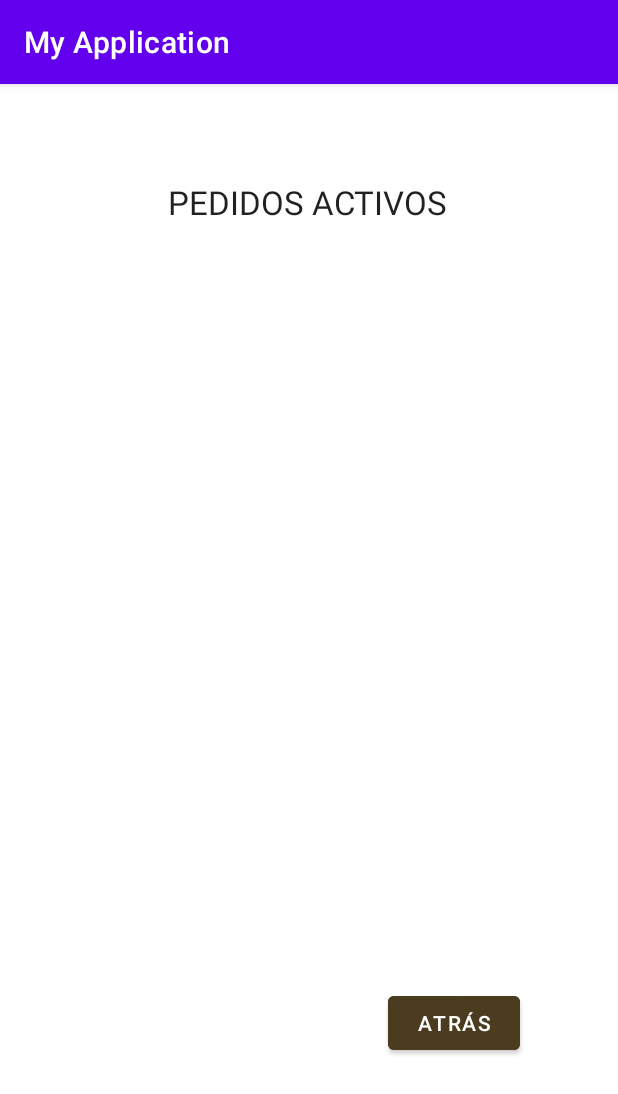
After one commit to DarkPathUnderTheSun/My-Application, an Android app: the Pedidos screen opened directly, with no data from a screen before it, on a phone screen of 412 x 824 dp. The commit adds this screen. Shown: the top 1094 px of the screen. Run offline under Robolectric (Android 15) with nearby library versions, the phone set to English and light mode, and no system bars.

Commit message:
Conexión de botones y activitys, la de inventario me cierra sesión no sé pq xd a ver si la pueden checar

```diff
--- a/app/src/main/java/com/example/myapplication/MainActivity.kt
+++ b/app/src/main/java/com/example/myapplication/MainActivity.kt
@@ -21,8 +21,6 @@ class MainActivity : BaseActivity() {
     override fun onCreate(savedInstanceState: Bundle?) {
         super.onCreate(savedInstanceState)
         setContentView(R.layout.activity_main)
-
-
 
         val btn: Button = findViewById(R.id.registrarse)
 
--- /dev/null
+++ b/app/src/main/java/com/example/myapplication/Pedidos.kt
@@ -0,0 +1,20 @@
+package com.example.myapplication
+
+import android.content.Intent
+import androidx.appcompat.app.AppCompatActivity
+import android.os.Bundle
+import android.widget.Button
+
+class Pedidos : AppCompatActivity() {
+    override fun onCreate(savedInstanceState: Bundle?) {
+        super.onCreate(savedInstanceState)
+        setContentView(R.layout.activity_pedidos)
+
+        val btn: Button = findViewById(R.id.button11)
+        btn.setOnClickListener {
+
+            val intent: Intent = Intent(this, MenuPrincipal::class.java)
+            startActivity(intent)
+        }
+    }
+}
--- a/app/src/main/java/com/example/myapplication/inventario.kt
+++ b/app/src/main/java/com/example/myapplication/inventario.kt
@@ -4,6 +4,7 @@ import androidx.appcompat.app.AppCompatActivity
 import android.os.Bundle
 
 class inventario : AppCompatActivity() {
+
     override fun onCreate(savedInstanceState: Bundle?) {
         super.onCreate(savedInstanceState)
         setContentView(R.layout.activity_inventario)
--- /dev/null
+++ b/app/src/main/res/layout/activity_pedidos.xml
@@ -0,0 +1,37 @@
+<?xml version="1.0" encoding="utf-8"?>
+<androidx.constraintlayout.widget.ConstraintLayout xmlns:android="http://schemas.android.com/apk/res/android"
+    xmlns:app="http://schemas.android.com/apk/res-auto"
+    xmlns:tools="http://schemas.android.com/tools"
+    android:id="@+id/Pedidos"
+    android:layout_width="match_parent"
+    android:layout_height="match_parent"
+    tools:context=".Pedidos">
+
+    <TextView
+        android:id="@+id/textView6"
+        android:layout_width="wrap_content"
+        android:layout_height="wrap_content"
+        android:layout_marginStart="112dp"
+        android:layout_marginTop="64dp"
+        android:layout_marginEnd="113dp"
+        android:text="PEDIDOS ACTIVOS"
+        android:textAppearance="@style/TextAppearance.AppCompat.Large"
+        app:layout_constraintEnd_toEndOf="parent"
+        app:layout_constraintStart_toStartOf="parent"
+        app:layout_constraintTop_toTopOf="parent" />
+
+    <Button
+        android:id="@+id/button11"
+        android:layout_width="wrap_content"
+        android:layout_height="wrap_content"
+        android:layout_marginStart="258dp"
+        android:layout_marginEnd="65dp"
+        android:layout_marginBottom="118dp"
+        android:backgroundTint="@color/Color_atras"
+        android:text="Atrás"
+        app:iconTint="@color/Color_atras"
+        app:layout_constraintBottom_toBottomOf="parent"
+        app:layout_constraintEnd_toEndOf="parent"
+        app:layout_constraintStart_toStartOf="parent"
+        app:rippleColor="@color/Color_atras" />
+</androidx.constraintlayout.widget.ConstraintLayout>
```
Also changed, not shown: app/src/main/AndroidManifest.xml (+12 -0 lines), app/src/main/java/com/example/myapplication/HistorialPedidos.kt (added, +20 -0 lines), app/src/main/java/com/example/myapplication/HistorialProductos.kt (added, +20 -0 lines), app/src/main/java/com/example/myapplication/MenuPrincipal.kt (+32 -4 lines), app/src/main/java/com/example/myapplication/Reportes.kt (added, +20 -0 lines), app/src/main/res/layout/activity_historial_pedidos.xml (added, +34 -0 lines), app/src/main/res/layout/activity_historial_productos.xml (added, +35 -0 lines), app/src/main/res/layout/activity_reportes.xml (added, +34 -0 lines).
